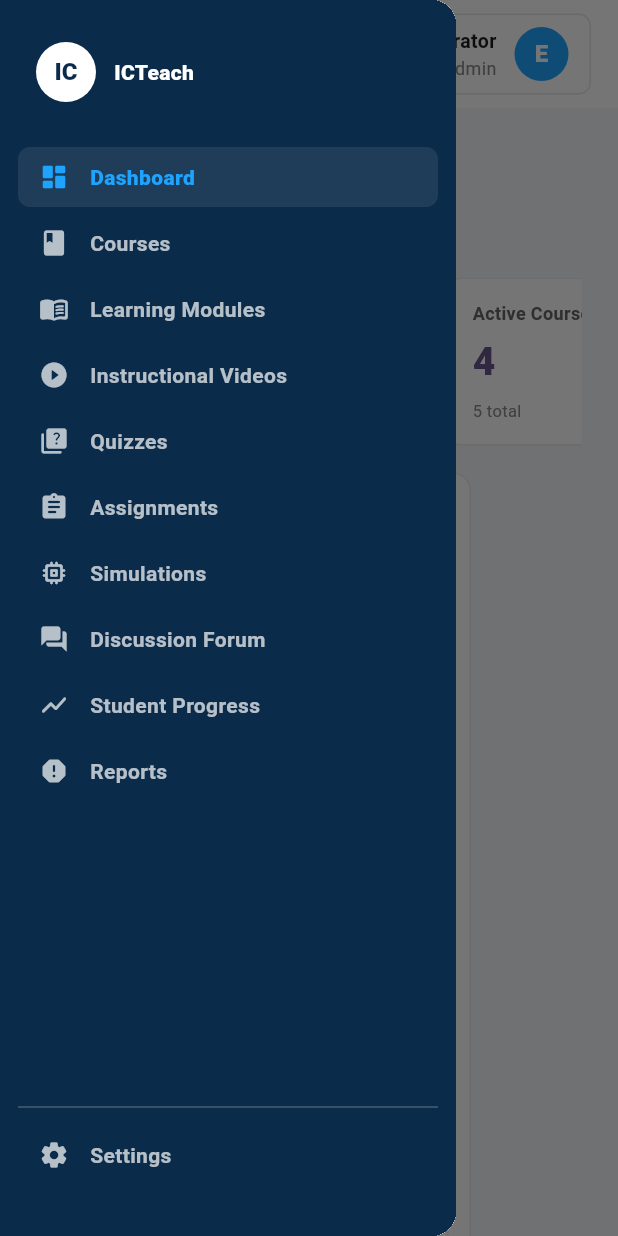
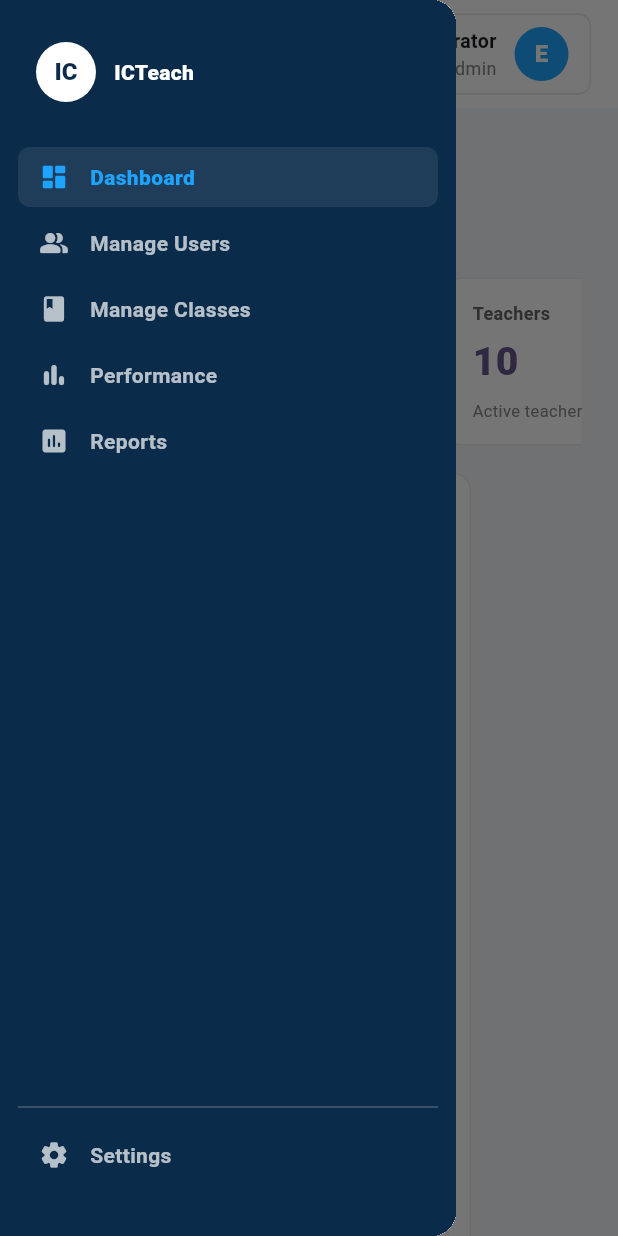
Before and after one commit to devlozano/ICTeach, a Flutter app: the AdminHomePage screen opened directly, with the side drawer open, on a phone screen of 412 x 824 dp. Run offline on Flutter 3.47's test engine with Material 3 defaults, Android fonts, the phone set to English and light mode, and no system bars; our stand-ins replace cloud_firestore, firebase_auth, firebase_core; accounts and stored records are empty.

Commit message:
Create admin module page structure

```diff
--- a/lib/admin_home.dart
+++ b/lib/admin_home.dart
@@ -244,56 +244,30 @@ class _SideNav extends StatelessWidget {
                   selected: currentSelection == 'Dashboard',
                   onTap: () => onSelected('Dashboard'),
                 ),
+
                 _NavTile(
-                  icon: Icons.book_rounded,
-                  label: 'Courses',
-                  selected: currentSelection == 'Courses',
-                  onTap: () => onSelected('Courses'),
+                  icon: Icons.people_alt_rounded,
+                  label: 'Manage Users',
+                  selected: currentSelection == 'Manage Users',
+                  onTap: () => onSelected('Manage Users'),
                 ),
+
                 _NavTile(
-                  icon: Icons.menu_book_rounded,
-                  label: 'Learning Modules',
-                  selected: currentSelection == 'Learning Modules',
-                  onTap: () => onSelected('Learning Modules'),
+                  icon: Icons.class_rounded,
+                  label: 'Manage Classes',
+                  selected: currentSelection == 'Manage Classes',
+                  onTap: () => onSelected('Manage Classes'),
                 ),
+
                 _NavTile(
-                  icon: Icons.play_circle_fill_rounded,
-                  label: 'Instructional Videos',
-                  selected: currentSelection == 'Instructional Videos',
-                  onTap: () => onSelected('Instructional Videos'),
+                  icon: Icons.bar_chart_rounded,
+                  label: 'Performance',
+                  selected: currentSelection == 'Performance',
+                  onTap: () => onSelected('Performance'),
                 ),
+
                 _NavTile(
-                  icon: Icons.quiz_rounded,
-                  label: 'Quizzes',
-                  selected: currentSelection == 'Quizzes',
-                  onTap: () => onSelected('Quizzes'),
-                ),
-                _NavTile(
-                  icon: Icons.assignment_rounded,
-                  label: 'Assignments',
-                  selected: currentSelection == 'Assignments',
-                  onTap: () => onSelected('Assignments'),
-                ),
-                _NavTile(
-                  icon: Icons.memory_rounded,
-                  label: 'Simulations',
-                  selected: currentSelection == 'Simulations',
-                  onTap: () => onSelected('Simulations'),
-                ),
-                _NavTile(
-                  icon: Icons.forum_rounded,
-                  label: 'Discussion Forum',
-                  selected: currentSelection == 'Discussion Forum',
-                  onTap: () => onSelected('Discussion Forum'),
-                ),
-                _NavTile(
-                  icon: Icons.show_chart_rounded,
-                  label: 'Student Progress',
-                  selected: currentSelection == 'Student Progress',
-                  onTap: () => onSelected('Student Progress'),
-                ),
-                _NavTile(
-                  icon: Icons.report_rounded,
+                  icon: Icons.assessment_rounded,
                   label: 'Reports',
                   selected: currentSelection == 'Reports',
                   onTap: () => onSelected('Reports'),
@@ -460,24 +434,27 @@ class _SummaryRow extends StatelessWidget {
   Widget build(BuildContext context) {
     final cards = [
       const _SmallStat(
-        title: 'Total Students',
-        value: '8',
-        subtitle: '7 active',
+        title: 'Total Users',
+        value: '120',
+        subtitle: 'All registered accounts',
       ),
+
       const _SmallStat(
-        title: 'Active Courses',
-        value: '4',
-        subtitle: '5 total',
+        title: 'Teachers',
+        value: '10',
+        subtitle: 'Active teachers',
       ),
+
       const _SmallStat(
-        title: 'Completed Assignments',
-        value: '2',
-        subtitle: 'of 6 total',
+        title: 'Trainers',
+        value: '5',
+        subtitle: 'Industry trainers',
       ),
+
       const _SmallStat(
-        title: 'Avg Quiz Score',
-        value: '58%',
-        subtitle: '4 quizzes',
+        title: 'Students',
+        value: '105',
+        subtitle: 'Currently enrolled',
       ),
     ];
 
@@ -704,25 +681,17 @@ class _RecentActivityCard extends StatelessWidget {
   Widget build(BuildContext context) {
     final items = [
       const _ActivityItem(
-        title: 'PC Disassembly and Reassembly Lab Report',
-        subtitle: 'Maria Santos - graded',
-        date: 'April 26',
+        title: 'Teacher Account Created',
+        subtitle: '',
+        date: '',
       ),
       const _ActivityItem(
-        title: 'PC Disassembly and Reassembly Lab Report',
-        subtitle: 'Juan Dela Cruz - graded',
-        date: 'April 26',
+        title: 'Trainer Assigned to Class',
+        subtitle: '',
+        date: '',
       ),
-      const _ActivityItem(
-        title: 'PC Disassembly and Reassembly Lab Report',
-        subtitle: 'Carlos Garcia - graded',
-        date: 'April 26',
-      ),
-      const _ActivityItem(
-        title: 'Computer Hardware Identification Quiz',
-        subtitle: '33 submissions',
-        date: 'April 26',
-      ),
+      const _ActivityItem(title: 'Student Enrolled', subtitle: '', date: ''),
+      const _ActivityItem(title: 'Report Generated', subtitle: '', date: ''),
     ];
 
     return Container(
@@ -812,12 +781,16 @@ class _QuickActionsCard extends StatelessWidget {
   @override
   Widget build(BuildContext context) {
     final actions = [
-      const _ActionItem(label: 'Add CSS NC II Module', icon: Icons.add),
       const _ActionItem(
-        label: 'Add Lab Simulation',
-        icon: Icons.add_circle_outline,
+        label: 'Create Teacher Account',
+        icon: Icons.person_add,
       ),
-      const _ActionItem(label: 'Create Assessment', icon: Icons.add_task),
+      const _ActionItem(
+        label: 'Create Trainer Account',
+        icon: Icons.person_add_alt_1,
+      ),
+      const _ActionItem(label: 'Create Class', icon: Icons.class_rounded),
+      const _ActionItem(label: 'Generate Report', icon: Icons.insert_chart),
     ];
 
     return Container(
```
Also changed, not shown: lib/main.dart (+17 -17 lines), lib/admin/pages/dashboard_page.dart (added), lib/admin/pages/manage_classes_page.dart (added), lib/admin/pages/manage_users_page.dart (added), lib/admin/pages/performance_page.dart (added), lib/admin/pages/reports_page.dart (added), lib/admin/pages/settings_page.dart (added).
